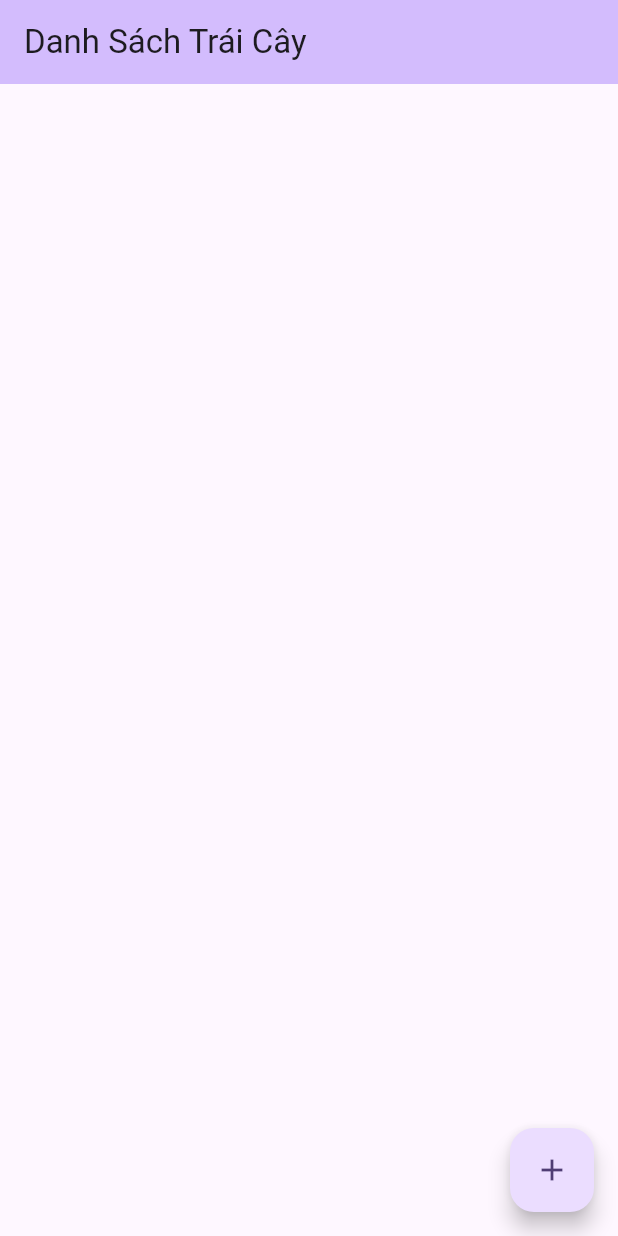
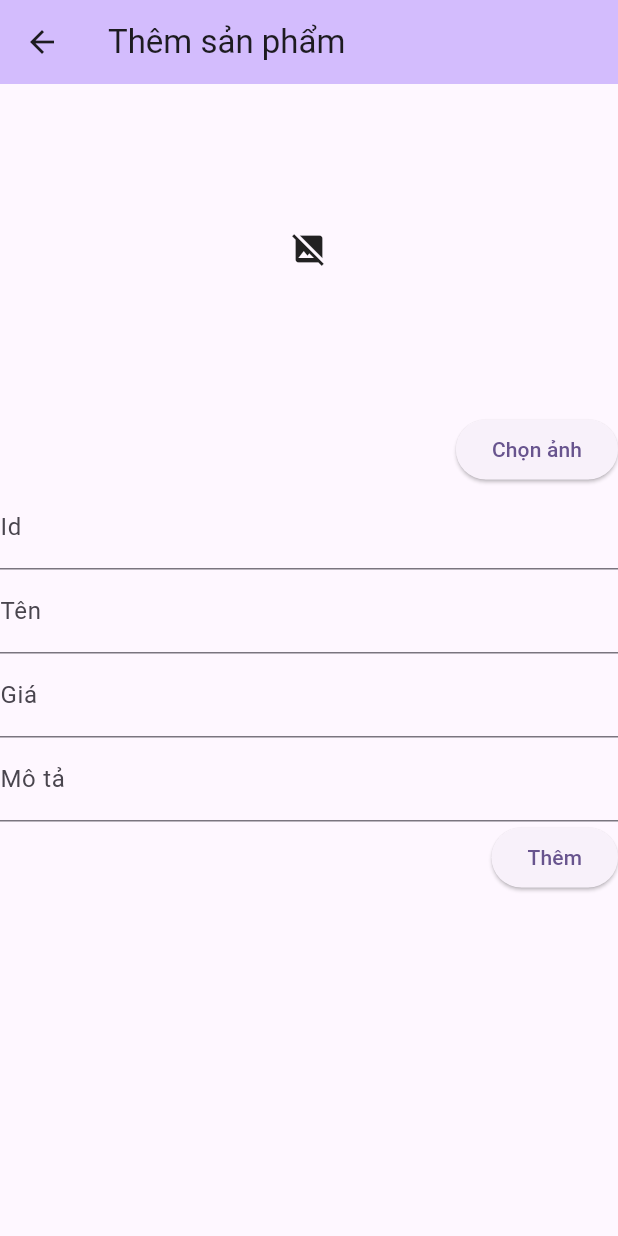
Before and after one commit to litletree/Mobile_App, a Flutter app: the PageDSSP_Admin screen opened directly, after a tap on the "add" icon, on a phone screen of 412 x 824 dp. Run offline on Flutter 3.47's test engine with Material 3 defaults, Android fonts, the phone set to English and light mode, and no system bars; our stand-ins replace badges, cloud_firestore, firebase_core, firebase_storage, flutter_rating_bar, flutter_slidable and 4 more; missing offline and left inert: dart:ffi, xml2json; accounts and stored records are empty.

Commit message:
Thuc hanh nhom 5 tuan 15

```diff
--- /dev/null
+++ b/lib/app_fruit_store/page_them_sp_admin.dart
@@ -0,0 +1,119 @@
+import 'dart:io';
+import 'package:flutter/material.dart';
+import 'package:image_picker/image_picker.dart';
+import 'package:phuchung_63130476/app_fruit_store/models.dart';
+import 'package:phuchung_63130476/helper/storage_image_helper.dart';
+
+class PageThemSP_Admin extends StatefulWidget {
+  const PageThemSP_Admin({super.key});
+
+  @override
+  State<PageThemSP_Admin> createState() => _PageThemSP_AdminState();
+}
+
+class _PageThemSP_AdminState extends State<PageThemSP_Admin> {
+  XFile? _xFile;
+  TextEditingController txtId =
+  TextEditingController();
+  TextEditingController txtTen =
+  TextEditingController();
+  TextEditingController txtGia =
+  TextEditingController();
+  TextEditingController txtMoTa =
+  TextEditingController();
+  @override
+  Widget build(BuildContext context) {
+
+    double w = MediaQuery.of(context).size.width;
+
+    return Scaffold(
+      appBar: AppBar(
+        backgroundColor: Theme.of(context).colorScheme.inversePrimary,
+        title: Text("Thêm sản phẩm"),
+      ),
+      body: SingleChildScrollView(
+        child: Column(
+          children: [
+            Center(
+              child: Container(
+                width: w*0.8,
+                height: w*0.8*2/3,
+                child: _xFile == null ? Icon(Icons.image_not_supported) : Image.file(File(_xFile!.path)),
+              ),
+            ),
+            Row(
+              mainAxisAlignment: MainAxisAlignment.end,
+              children: [
+                ElevatedButton(
+                  onPressed: () async {
+                    _xFile = await ImagePicker().pickImage
+                      (source: ImageSource.gallery);
+                    if(_xFile!=null)
+                      setState(() {
+
+                      });
+                  },
+                  child: Text("Chọn ảnh"),
+                ),
+              ],
+            ),
+            TextField(
+                controller: txtId,
+                decoration: InputDecoration(
+                  labelText: "Id"
+                ),
+            ),
+            TextField(
+              controller: txtTen,
+              decoration: InputDecoration(
+                  labelText: "Tên"
+              ),
+            ),
+            TextField(
+              controller: txtGia,
+              decoration: InputDecoration(
+                  labelText: "Giá"
+              ),
+              keyboardType: TextInputType.number,
+            ),
+            TextField(
+              controller: txtMoTa,
+              decoration: InputDecoration(
+                  labelText: "Mô tả"
+              ),
+            ),
+            Row(
+              mainAxisAlignment: MainAxisAlignment.end,
+              children: [
+                ElevatedButton(
+                    onPressed: (){
+                      // 1. Thêm ảnh và lấy đường dẫn
+                      // 2. Thêm dữ liệu vào FireStore
+                      if(_xFile!=null){
+                        uploadImage(imagePath: _xFile!.path, folders: ["Fruit_app"],
+                            fileName: "${txtId.text}.jpg").then(
+                                (url) {
+                                  Fruit fruit = Fruit(
+                                      id: txtId.text,
+                                      ten: txtTen.text,
+                                      gia: int.parse(txtGia.text),
+                                      mota: txtMoTa.text,
+                                      anh: url,
+                                  );
+                                  FruitSnapshot.themMoi(fruit);
+                                }
+                        ).catchError((error){
+                          print("Lỗi!!!: ${error.toString()}");
+                        });
+                      }
+                    },
+                    child: Text("Thêm"),
+                )
+              ],
+            )
+          ],
+        ),
+      ),
+    );
+  }
+}
--- a/lib/page_home.dart
+++ b/lib/page_home.dart
@@ -5,6 +5,7 @@ import 'package:phuchung_63130476/json_list/page_list_photo.dart';
 import 'package:phuchung_63130476/list_view/list_view.dart';
 import 'package:phuchung_63130476/page_profile.dart';
 import 'package:phuchung_63130476/page_test.dart';
+import 'package:phuchung_63130476/phone/danhba.dart';
 import 'package:phuchung_63130476/routing/my_route.dart';
 import 'package:phuchung_63130476/app_state/changenotifier_counter.dart';
 import 'package:phuchung_63130476/list_provider/giohang_app.dart';
@@ -48,6 +49,8 @@ class PageHome extends StatelessWidget {
               _buildButton(context, lable: "JSON", destination: PageListPhotos()),
               SizedBox(height: 10,),
               _buildButton(context, lable: "RSS", destination: RssAPP()),
+              SizedBox(height: 10,),
+              _buildButton(context, lable: "Phone SMS", destination: PhoneSMSPage()),
             ],
           ),
         ),
--- a/pubspec.yaml
+++ b/pubspec.yaml
@@ -42,6 +42,8 @@ dependencies:
   firebase_ui_firestore: ^1.6.3
   cloud_firestore: ^4.17.2
   flutter_slidable: ^3.1.0
+  url_launcher: ^6.2.6
+  image_picker: ^1.1.1
 
   # The following adds the Cupertino Icons font to your application.
   # Use with the CupertinoIcons class for iOS style icons.
```
Also changed, not shown: lib/app_fruit_store/page_capnhat_sp_admin.dart (added, +168 -0 lines), lib/app_fruit_store/page_dssp_admin.dart (+24 -20 lines), lib/helper/storage_image_helper.dart (added, +49 -0 lines), lib/phone/danhba.dart (added, +57 -0 lines), pubspec.lock, 1 other file.
